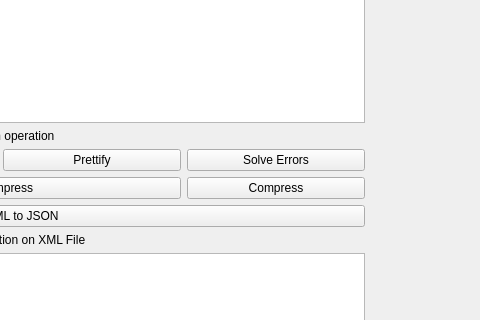
First picture: the form in XMLEditor_GUI/mainwindow.ui, repository Nouran-Salah/XML-Editor, before the edit; both pictures show x 556 to 1036 and y 157 to 477 of the 1036 by 743 pixel window.
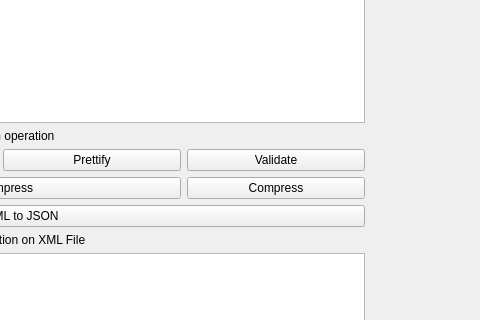
Second picture: the form after the edit.

```diff
--- a/XMLEditor_GUI/mainwindow.ui
+++ b/XMLEditor_GUI/mainwindow.ui
@@ -100,7 +100,7 @@
          <item row="0" column="3">
           <widget class="QPushButton" name="Solve_Errors_Button">
            <property name="text">
-            <string>Solve Errors</string>
+            <string>Validate</string>
            </property>
           </widget>
          </item>
```
Left out of the diff: 2 changed lines with no effect on the pictures.
